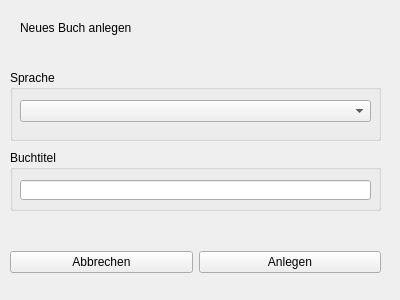
JPaehr/VokabelTrainer, file UIs/WindowBuchAnlegen.ui: the form before one commit.
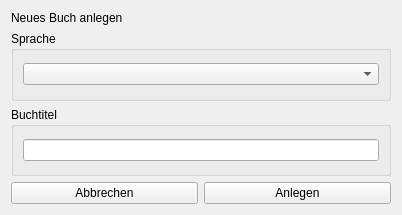
The form after the commit.

Commit message: Layout vom Buch resizeable gemacht

Diff of the .ui file:
```diff
--- a/UIs/WindowBuchAnlegen.ui
+++ b/UIs/WindowBuchAnlegen.ui
@@ -6,81 +6,48 @@
    <rect>
     <x>0</x>
     <y>0</y>
-    <width>400</width>
-    <height>300</height>
+    <width>402</width>
+    <height>215</height>
    </rect>
   </property>
   <property name="windowTitle">
    <string>Form</string>
   </property>
+  <layout class="QVBoxLayout" name="verticalLayout_2">
+   <item>
+    <layout class="QVBoxLayout" name="verticalLayout" stretch="0,1,1,1">
+     <item>
   <widget class="QLabel" name="label">
-   <property name="geometry">
-    <rect>
-     <x>20</x>
-     <y>20</y>
-     <width>141</width>
-     <height>16</height>
-    </rect>
-   </property>
    <property name="text">
     <string>Neues Buch anlegen</string>
    </property>
   </widget>
+     </item>
+     <item>
   <widget class="QGroupBox" name="groupBox">
-   <property name="geometry">
-    <rect>
-     <x>10</x>
-     <y>70</y>
-     <width>371</width>
-     <height>71</height>
-    </rect>
-   </property>
    <property name="title">
     <string>Sprache</string>
    </property>
-   <widget class="QComboBox" name="cBSprache">
-    <property name="geometry">
-     <rect>
-      <x>10</x>
-      <y>30</y>
-      <width>351</width>
-      <height>22</height>
-     </rect>
-    </property>
-   </widget>
-  </widget>
+       <layout class="QVBoxLayout" name="verticalLayout_3">
+        <item>
+         <widget class="QComboBox" name="cBSprache"/>
+        </item>
+       </layout>
+      </widget>
+     </item>
+     <item>
   <widget class="QGroupBox" name="groupBox_2">
-   <property name="geometry">
-    <rect>
-     <x>10</x>
-     <y>150</y>
-     <width>371</width>
-     <height>61</height>
-    </rect>
-   </property>
    <property name="title">
     <string>Buchtitel</string>
    </property>
-   <widget class="QLineEdit" name="tfBuchtitel">
-    <property name="geometry">
-     <rect>
-      <x>10</x>
-      <y>30</y>
-      <width>351</width>
-      <height>20</height>
-     </rect>
-    </property>
-   </widget>
-  </widget>
-  <widget class="QWidget" name="layoutWidget">
-   <property name="geometry">
-    <rect>
-     <x>10</x>
-     <y>250</y>
-     <width>371</width>
-     <height>25</height>
-    </rect>
-   </property>
+       <layout class="QVBoxLayout" name="verticalLayout_4">
+        <item>
+         <widget class="QLineEdit" name="tfBuchtitel"/>
+        </item>
+       </layout>
+      </widget>
+     </item>
+     <item>
    <layout class="QHBoxLayout" name="horizontalLayout">
     <item>
      <widget class="QPushButton" name="btnAbbrechen">
@@ -97,7 +64,10 @@
      </widget>
     </item>
    </layout>
-  </widget>
+     </item>
+    </layout>
+   </item>
+  </layout>
  </widget>
  <resources/>
  <connections/>
```
Left out of the diff: 2 changed lines with no effect on the pictures. Lines whose indentation alone changed are shown as unchanged. The commit also changes 1 other file.
